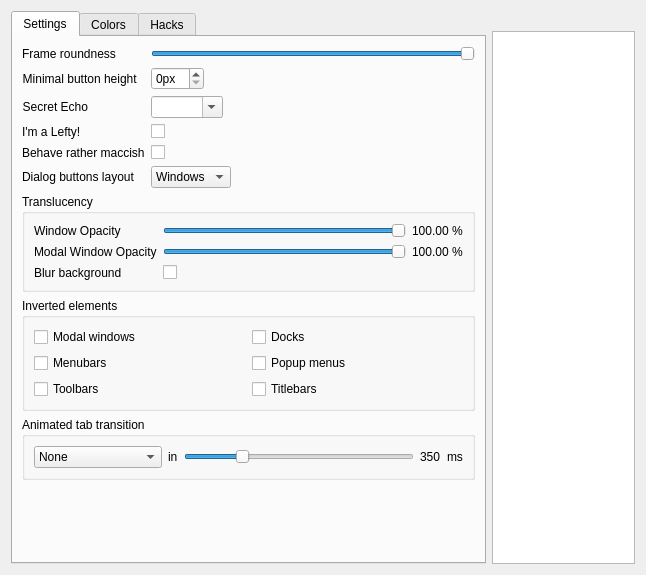
Old version of the form config/config.ui in the repository luebking/virtuality.
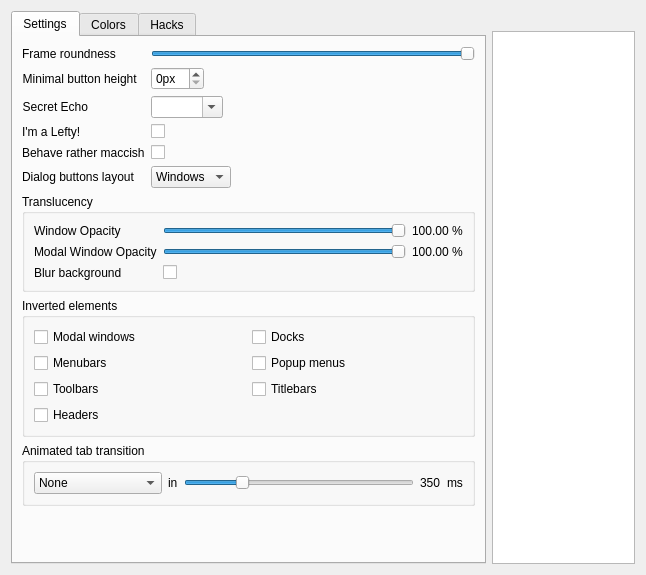
New version of the form.

Commit message: make header inversion configurable; review tabs, pick look for toolboxes

The edit to the form file:
```diff
--- a/config/config.ui
+++ b/config/config.ui
@@ -343,6 +343,13 @@
             </property>
            </widget>
           </item>
+          <item row="3" column="0">
+           <widget class="QCheckBox" name="invertHeaders">
+            <property name="text">
+             <string>Headers</string>
+            </property>
+           </widget>
+          </item>
          </layout>
         </widget>
        </item>
```
The commit also changes 9 other files.
